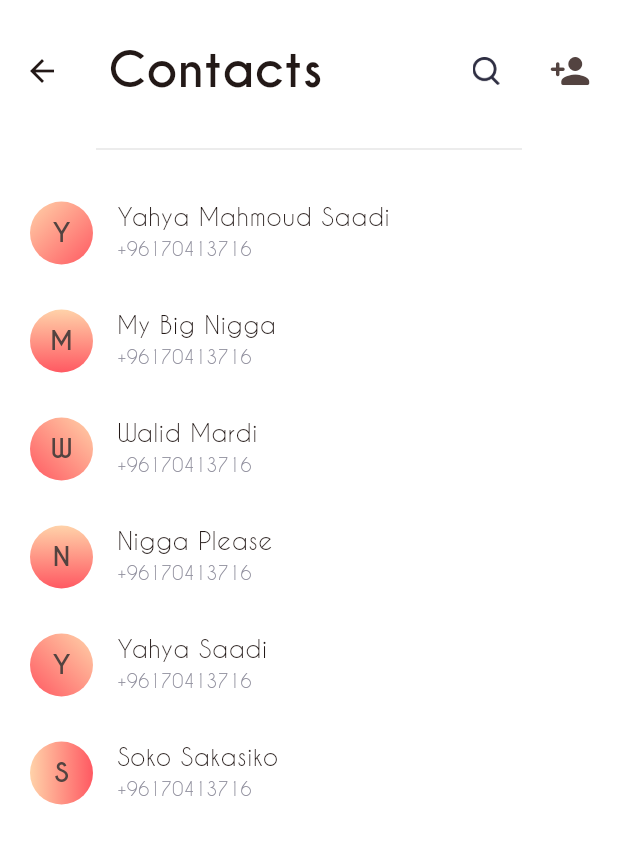
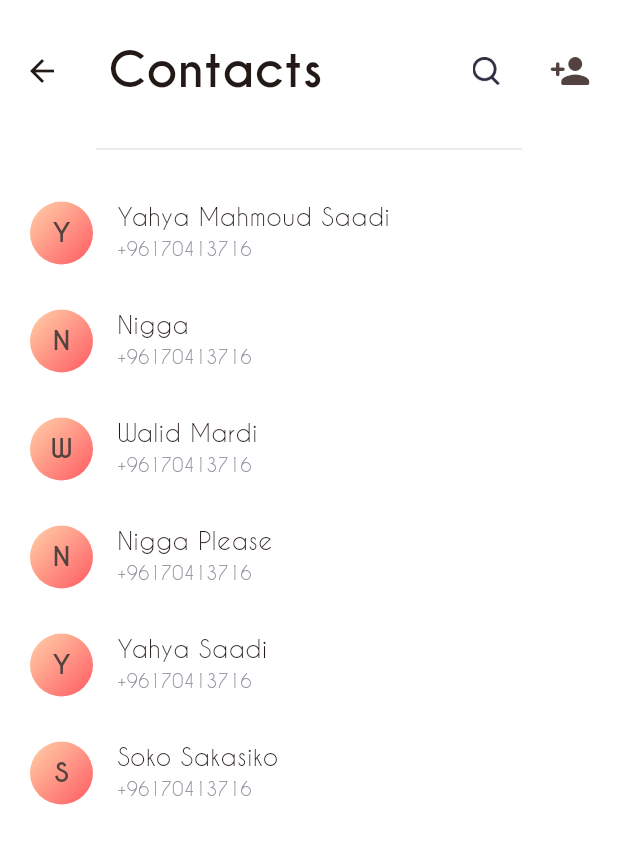
Before and after one commit to Soko9/dial_verse, a Flutter app: the ContactsScreen screen opened by its route, in the side drawer, after a tap on the "person add" icon, on a phone screen of 412 x 824 dp, the part 55-919 px from its top. Run offline on Flutter 3.47's test engine with Material 3 defaults, Android fonts, the phone set to English and light mode, and no system bars; drawn by our look-alikes of flutter_slidable; our stand-ins replace contacts_service, fpdart, get, permission_handler.

Commit message:
added profile screen and fixed contact entity issues

```diff
--- a/lib/core/theme/app_palette.dart
+++ b/lib/core/theme/app_palette.dart
@@ -22,6 +22,13 @@ abstract class AppPalette {
     tileMode: TileMode.clamp,
   );
 
+  static final LinearGradient gradient = LinearGradient(
+    colors: [lightPrimary.withOpacity(0.5), darkPrimary.withOpacity(0.5)],
+    begin: Alignment.topLeft,
+    end: Alignment.bottomRight,
+    tileMode: TileMode.clamp,
+  );
+
   static const LinearGradient darkGradient = LinearGradient(
     colors: [lightPrimary, darkPrimary],
     begin: Alignment.topLeft,
--- a/lib/data/models/dv_contact_model.dart
+++ b/lib/data/models/dv_contact_model.dart
@@ -5,7 +5,7 @@ class DVContactModel extends DVContactEntity {
   DVContactModel({
     super.id,
     super.prefix,
-    super.first,
+    required super.first,
     super.middle,
     super.last,
     super.city,
@@ -42,7 +42,7 @@ class DVContactModel extends DVContactEntity {
       DVContactModel(
         id: contact.identifier,
         prefix: contact.prefix,
-        first: contact.givenName,
+        first: contact.givenName!,
         middle: contact.middleName,
         last: contact.familyName,
         city: contact.postalAddresses?.first.city,
--- a/lib/data/sources/local/i_data_source.dart
+++ b/lib/data/sources/local/i_data_source.dart
@@ -23,9 +23,7 @@ class IDataSource implements DataSource {
     DVContactModel(
       id: Random().nextInt(999999).toString(),
       prefix: "Mrs.",
-      first: "My",
-      middle: "Big",
-      last: "Nigga",
+      first: "Nigga",
       city: "Hood",
       country: "Africa",
       emails: [],
@@ -36,6 +34,8 @@ class IDataSource implements DataSource {
       first: "Walid",
       last: "Mardi",
       emails: [],
+      city: "London",
+      country: "UK",
       phones: [
         "+96170413716",
         "+905347763680",
@@ -79,7 +79,7 @@ class IDataSource implements DataSource {
       //       (e) => DVContactModel.fromContact(contact: e),
       //     )
       //     .where(
-      //         (c) => (c.first != null || c.last != null) && c.phones.isNotEmpty)
+      //         (c) => c.first != null && c.phones.isNotEmpty)
       //     .toList();
 
       // ! THIS IS FOR TESTING ONLY
--- a/lib/domain/entities/dv_contact_entity.dart
+++ b/lib/domain/entities/dv_contact_entity.dart
@@ -1,7 +1,7 @@
 class DVContactEntity {
   final String? id;
   final String? prefix;
-  final String? first;
+  final String first;
   final String? middle;
   final String? last;
   final String? city;
@@ -12,7 +12,7 @@ class DVContactEntity {
   DVContactEntity({
     this.id,
     this.prefix,
-    this.first,
+    required this.first,
     this.middle,
     this.last,
     this.city,
@@ -22,10 +22,13 @@ class DVContactEntity {
   });
 
   String get displayName =>
-      "${first ?? ""}${first == null ? "" : " "}${middle ?? ""}${middle == null ? "" : " "}${last ?? ""}";
+      "$first ${middle ?? ""}${middle == null ? "" : " "}${last ?? ""}";
+
+  String get displayNameLined =>
+      "$first${middle == null || middle!.isEmpty ? "" : "\n$middle"}${last == null || last!.isEmpty ? "" : "\n$last"}";
 
   String get address =>
-      "${city ?? ""}${city == null ? "" : " "}${country ?? ""}";
+      "${city ?? ""}${city == null || city!.isEmpty ? "" : ", "}${country ?? ""}";
 
   @override
   String toString() {
--- a/lib/main.dart
+++ b/lib/main.dart
@@ -5,7 +5,6 @@ import "package:dial_verse/core/utils/app_permissions.dart";
 import "package:flutter/material.dart";
 import "package:get/get.dart";
 
-// ?: add contact screen
 // ?: add confirmation dialog for deleting a contact
 // ?: add call functionality
 // ?: add sms functionality
--- a/lib/presentation/widgets/app_bar.dart
+++ b/lib/presentation/widgets/app_bar.dart
@@ -1,3 +1,4 @@
+import "package:dial_verse/core/theme/app_palette.dart";
 import "package:flutter/material.dart";
 import "package:get/get.dart";
 
@@ -12,8 +13,10 @@ PreferredSizeWidget appBar({
   bool? isSearching,
   VoidCallback? onSearchToggle,
   List<Widget>? actions,
+  bool isDouble = true,
 }) =>
     AppBar(
+      backgroundColor: AppPalette.transparent,
       leading: Builder(
         builder: (context) {
           return IconButton(
@@ -27,7 +30,9 @@ PreferredSizeWidget appBar({
           );
         },
       ),
-      bottom: AppBar(
+      bottom: isDouble
+          ? AppBar(
+              backgroundColor: AppPalette.transparent,
               leading: Navigator.of(context).canPop()
                   ? IconButton(
                       onPressed: () {
@@ -46,30 +51,38 @@ PreferredSizeWidget appBar({
                           ),
                           onChanged: onSearch,
                         )
-                : Text(
-                    title,
-                    style: const TextStyle(
-                      fontSize: 32.0,
-                      fontWeight: FontWeight.bold,
-                    ),
-                  )
-            : Text(
+                      : FittedBox(
+                          child: Text(
                             title,
                             style: const TextStyle(
                               fontSize: 32.0,
                               fontWeight: FontWeight.bold,
                             ),
                           ),
+                        )
+                  : FittedBox(
+                      child: Text(
+                        title,
+                        style: const TextStyle(
+                          fontSize: 32.0,
+                          fontWeight: FontWeight.bold,
+                        ),
+                      ),
+                    ),
               actions: isSearchable
                   ? [
                       Padding(
                         padding: EdgeInsets.only(
-                    right: actions == null ? AppDimensions.screenPadding : 8.0,
+                          right: actions == null
+                              ? AppDimensions.screenPadding
+                              : 8.0,
                         ),
                         child: IconButton(
                           onPressed: onSearchToggle,
                           icon: Image.asset(
-                      isSearching! ? AppAssets.iconCross : AppAssets.iconSearch,
+                            isSearching!
+                                ? AppAssets.iconCross
+                                : AppAssets.iconSearch,
                             width: AppDimensions.iconSize,
                           ),
                         ),
@@ -77,5 +90,6 @@ PreferredSizeWidget appBar({
                       ...actions!,
                     ]
                   : actions,
-      ),
+            )
+          : null,
     );
--- a/lib/presentation/widgets/contacts_tile.dart
+++ b/lib/presentation/widgets/contacts_tile.dart
@@ -1,14 +1,14 @@
-import "package:dial_verse/core/utils/extensions.dart";
 import "package:dial_verse/domain/entities/dv_contact_entity.dart";
+import "package:dial_verse/presentation/widgets/dv_avatar.dart";
 import "package:flutter/material.dart";
 import "package:flutter_slidable/flutter_slidable.dart";
 
-import "../../core/constants/app_dimensions.dart";
 import "../../core/theme/app_palette.dart";
 
 class ContactsTile extends StatelessWidget {
   final int index;
   final DVContactEntity contact;
+  final VoidCallback? onPress;
   final VoidCallback? onEdit;
   final VoidCallback? onDelete;
   final VoidCallback? onCall;
@@ -18,6 +18,7 @@ class ContactsTile extends StatelessWidget {
     super.key,
     required this.index,
     required this.contact,
+    this.onPress,
     this.onEdit,
     this.onDelete,
     this.onCall,
@@ -26,51 +27,9 @@ class ContactsTile extends StatelessWidget {
 
   @override
   Widget build(BuildContext context) {
-    final linearGradient = switch (index) {
-      int i when i == 0 => AppPalette.darkGradient.copyWith(
-          begin: Alignment.topLeft,
-          end: Alignment.bottomRight,
-        ),
-      int i when i == 1 => AppPalette.darkGradient.copyWith(
-          begin: Alignment.topCenter,
-          end: Alignment.bottomCenter,
-        ),
-      int i when i % 2 == 0 => AppPalette.darkGradient.copyWith(
-          begin: Alignment.topRight,
-          end: Alignment.bottomLeft,
-        ),
-      int i when i % 3 == 0 => AppPalette.darkGradient.copyWith(
-          begin: Alignment.topCenter,
-          end: Alignment.bottomCenter,
-        ),
-      int i when i % 4 == 0 => AppPalette.darkGradient.copyWith(
-          begin: Alignment.topRight,
-          end: Alignment.bottomLeft,
-        ),
-      int i when i % 5 == 0 => AppPalette.darkGradient.copyWith(
-          begin: Alignment.centerLeft,
-          end: Alignment.centerRight,
-        ),
-      int i when i % 6 == 0 => AppPalette.darkGradient.copyWith(
-          end: Alignment.topLeft,
-          begin: Alignment.bottomRight,
-        ),
-      int i when i % 7 == 0 => AppPalette.darkGradient.copyWith(
-          end: Alignment.topCenter,
-          begin: Alignment.bottomCenter,
-        ),
-      int i when i % 8 == 0 => AppPalette.darkGradient.copyWith(
-          end: Alignment.topRight,
-          begin: Alignment.bottomLeft,
-        ),
-      int i when i % 9 == 0 => AppPalette.darkGradient.copyWith(
-          end: Alignment.centerLeft,
-          begin: Alignment.centerRight,
-        ),
-      _ => AppPalette.darkGradient,
-    };
-
-    return Slidable(
+    return GestureDetector(
+      onTap: onPress,
+      child: Slidable(
         key: ValueKey(index),
         closeOnScroll: true,
         startActionPane: ActionPane(
@@ -135,31 +94,11 @@ class ContactsTile extends StatelessWidget {
         ),
         child: ListTile(
           contentPadding: EdgeInsets.zero,
-        leading: Container(
-          width: AppDimensions.avatarRadius * 1.5,
-          height: AppDimensions.avatarRadius * 1.5,
-          margin: const EdgeInsets.only(left: 4.0),
-          decoration: BoxDecoration(
-            shape: BoxShape.circle,
-            gradient: linearGradient,
-          ),
-          child: FittedBox(
-            child: Padding(
-              padding: const EdgeInsets.all(12.0),
-              child: Text(
-                contact.displayName.split(" ")[0][0].toUpperCase(),
-                style: const TextStyle(
-                  fontSize: 26.0,
-                  fontWeight: FontWeight.bold,
-                ),
-              ),
-            ),
-          ),
-        ),
+          leading: DVAvatar(label: contact.displayName),
           title: Text(
             contact.displayName,
-          maxLines: 2,
-          // overflow: TextOverflow.ellipsis,
+            maxLines: 1,
+            overflow: TextOverflow.ellipsis,
             style: const TextStyle(
               fontSize: 16.0,
             ),
@@ -174,6 +113,7 @@ class ContactsTile extends StatelessWidget {
             ),
           ),
         ),
+      ),
     );
   }
 }
--- /dev/null
+++ b/lib/presentation/widgets/dv_avatar.dart
@@ -0,0 +1,40 @@
+import "package:dial_verse/core/theme/app_palette.dart";
+import "package:flutter/material.dart";
+
+import "../../core/constants/index.dart";
+
+class DVAvatar extends StatelessWidget {
+  final String label;
+  final double? size;
+
+  const DVAvatar({
+    super.key,
+    required this.label,
+    this.size = AppDimensions.avatarRadius * 1.5,
+  });
+
+  @override
+  Widget build(BuildContext context) {
+    return Container(
+      width: size,
+      height: size,
+      margin: const EdgeInsets.only(left: 4.0),
+      decoration: const BoxDecoration(
+        shape: BoxShape.circle,
+        gradient: AppPalette.darkGradient,
+      ),
+      child: FittedBox(
+        child: Padding(
+          padding: const EdgeInsets.all(12.0),
+          child: Text(
+            label.split(" ")[0][0].toUpperCase(),
+            style: const TextStyle(
+              fontSize: 26.0,
+              fontWeight: FontWeight.bold,
+            ),
+          ),
+        ),
+      ),
+    );
+  }
+}
```
Also changed, not shown: lib/presentation/screens/add_update_contact_screen.dart (+25 -1 lines), lib/presentation/screens/contacts_screen.dart (+12 -3 lines), lib/presentation/screens/profile.dart (added, +135 -0 lines), lib/presentation/widgets/paint_profile_header.dart (added, +21 -0 lines), lib/presentation/widgets/profile_menu.dart (added, +184 -0 lines). Lines whose indentation alone changed are shown as unchanged.
